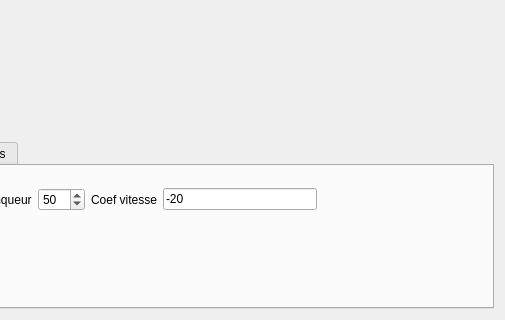
This is CMainWindow.ui in clebail/ia as Qt 5 draws it before an edit; both pictures show x 317 to 822 and y 477 to 797 of the 822 by 797 pixel window. The edited form follows.
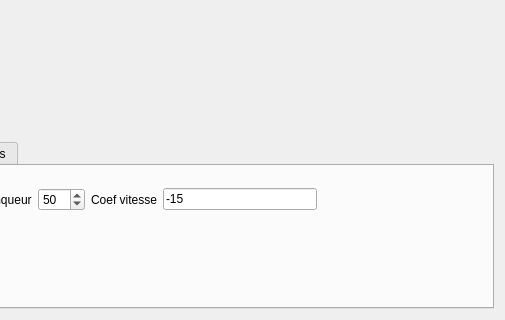
This is the edited form. Custom widgets are drawn as their Qt base class.

```diff
--- a/CMainWindow.ui
+++ b/CMainWindow.ui
@@ -122,7 +122,7 @@
                  <string/>
                 </property>
                 <property name="text">
-                 <string>-20</string>
+                 <string>-15</string>
                 </property>
                 <property name="maxLength">
                  <number>32767</number>
```
Left out of the diff: 44 changed lines with no effect on the pictures.
